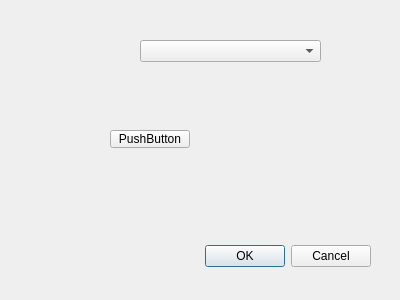
This is dialog.ui in fried-nofish/f-tagman as Qt 5 draws it before an edit. The edited form follows.
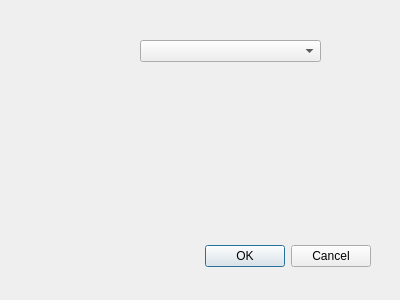
This is the edited form.

Diff of the .ui file:
```diff
--- a/dialog.ui
+++ b/dialog.ui
@@ -39,19 +39,6 @@
     </rect>
    </property>
   </widget>
-  <widget class="QPushButton" name="pushButton">
-   <property name="geometry">
-    <rect>
-     <x>110</x>
-     <y>130</y>
-     <width>80</width>
-     <height>18</height>
-    </rect>
-   </property>
-   <property name="text">
-    <string>PushButton</string>
-   </property>
-  </widget>
  </widget>
  <resources/>
  <connections>
```
